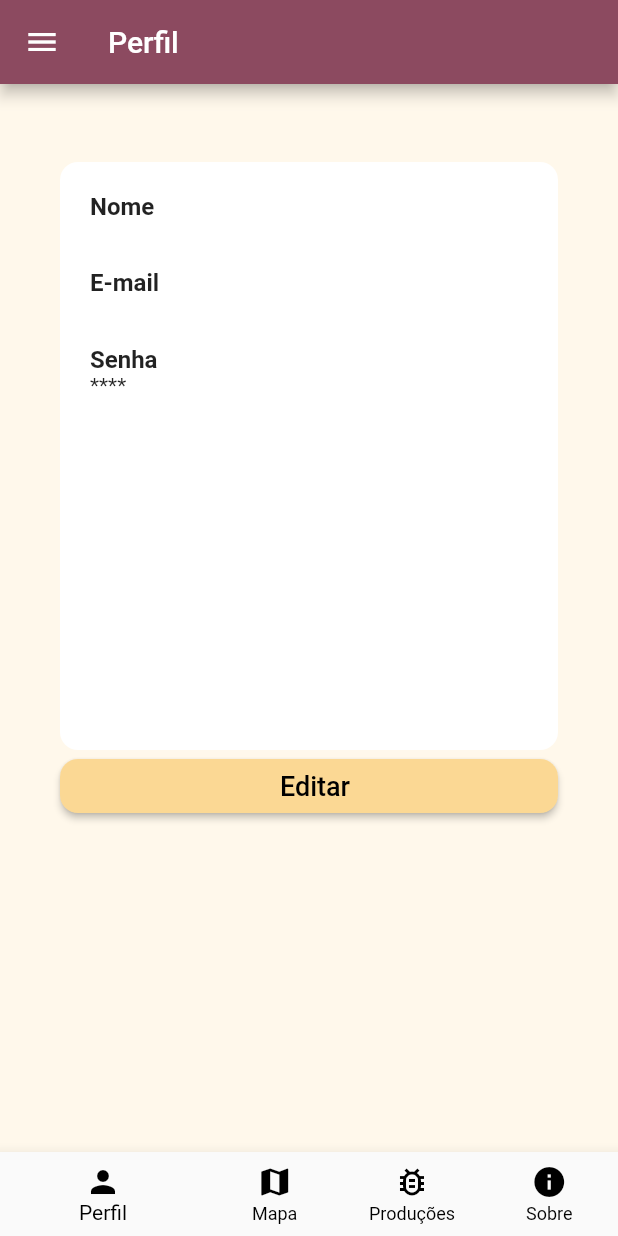
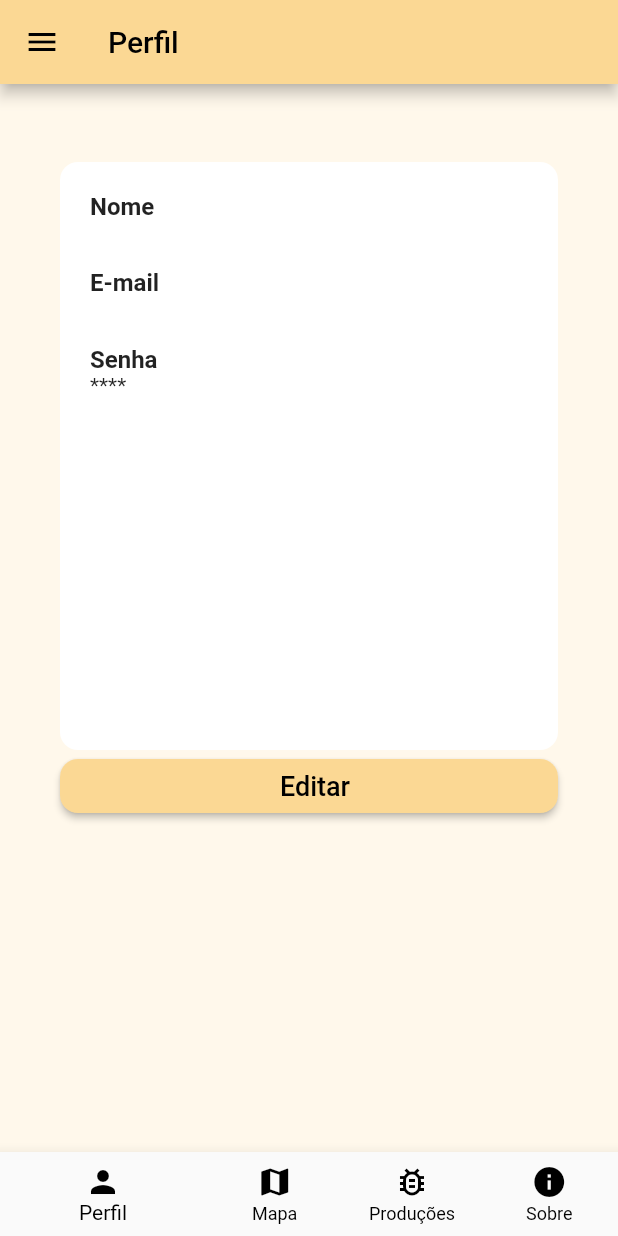
Before and after one commit to beatrizon/appis_app, a Flutter app: the ViewPerfil screen opened directly, on a phone screen of 412 x 824 dp. Run offline on Flutter 3.47's test engine with Material 3 defaults, Android fonts, the phone set to English and light mode, and no system bars; our stand-ins replace cloud_firestore, firebase_auth, firebase_core, flutter_map, geolocator, latlong2; accounts and stored records are empty.

Commit message:
Alteração nas cores

```diff
--- a/lib/assets/colors.dart
+++ /dev/null
@@ -1,13 +0,0 @@
-// ignore_for_file: camel_case_types
-
-import 'dart:ui';
-
-class paletaDeCores {
-  static const preto = Color(0XFF1B2223);
-  static const branco = Color(0XFFF4FEFD);
-  static const amareloEscuro = Color(0xfff9bc46);
-  static const amareloClaro = Color(0xfffbd894);
-  static const greyApp = Color(0xff363535);
-  static const fundoApp = Color(0xffFFF8EB);
-  static const cinza = Color(0xff7A7A7A);
-}
--- a/lib/telas/Visualizar_perfil.dart
+++ b/lib/telas/Visualizar_perfil.dart
@@ -36,15 +36,19 @@ class _ViewPerfilState extends State<ViewPerfil> {
 
   return Scaffold(
     appBar: AppBar(
-        title: const Text("Perfil"),
+      title: const Text(
+        "Perfil",
+        style: TextStyle(color: Colors.black), // Texto em preto
+      ),
       leading: Builder(
         builder: (context) {
           return IconButton(
-              icon: Icon(Icons.menu),
+            icon: const Icon(Icons.menu, color: Colors.black), // Ícone do menu em preto
             onPressed: () => Scaffold.of(context).openDrawer(),
           );
         },
       ),
+      backgroundColor: paletaDeCores.amareloClaro, // Amarelo escuro
     ),
     drawer: Drawer(
       child: ListView(
@@ -63,8 +67,8 @@ class _ViewPerfilState extends State<ViewPerfil> {
             ),
           ),
           ListTile(
-              leading: Icon(Icons.exit_to_app),
-              title: Text('Deslogar'),
+            leading: const Icon(Icons.exit_to_app),
+            title: const Text('Deslogar'),
             onTap: _logout,
           ),
         ],
@@ -81,9 +85,7 @@ class _ViewPerfilState extends State<ViewPerfil> {
         crossAxisAlignment: CrossAxisAlignment.start,
         children: [
           Container(
-              margin: const EdgeInsets.only(
-                top: 20,
-              ),
+            margin: const EdgeInsets.only(top: 20),
             width: 341,
             height: 392,
             decoration: BoxDecoration(
@@ -177,4 +179,5 @@ class _ViewPerfilState extends State<ViewPerfil> {
     bottomNavigationBar: buildBottomNavigationBar(context, _selectedIndex),
   );
 }
+
 }
--- a/pubspec.yaml
+++ b/pubspec.yaml
@@ -85,6 +85,7 @@ flutter:
   assets:
     - lib/assets/images/
 
+
   # An image asset can refer to one or more resolution-specific "variants", see
   # https://flutter.dev/assets-and-images/#resolution-aware
 
```
Also changed, not shown: lib/telas/ApiarioTela.dart (+7 -2 lines), lib/telas/EditarPerfil.dart (+20 -8 lines), lib/telas/Index_maps.dart (+19 -7 lines), lib/telas/Tela_sobre.dart (+10 -3 lines), lib/telas/Visualizar_Producoes.dart (+11 -11 lines), lib/assets/images/colmeia.png (added). Lines whose indentation alone changed are shown as unchanged.
